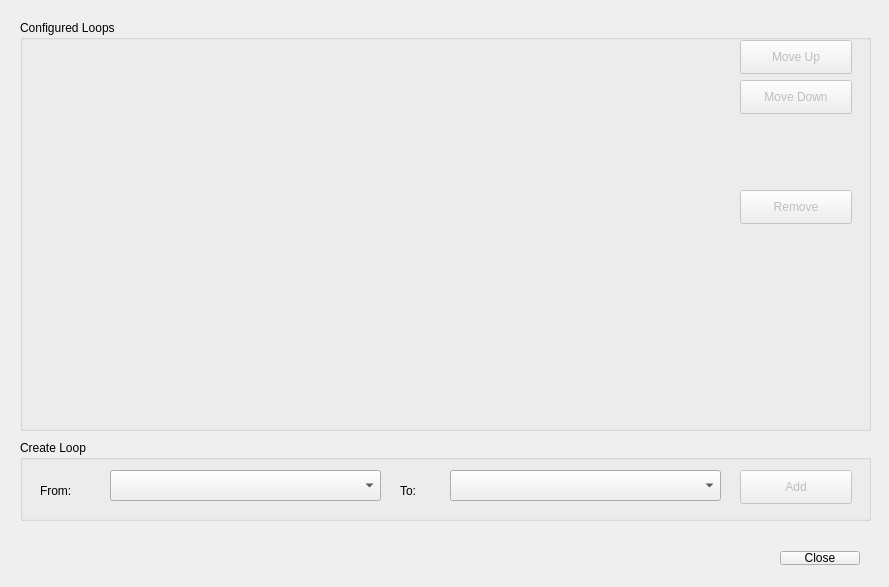
First picture: the form in Source/Plugins/ExperimentManager/ExperimentUserInterface/blockloopsdialog.ui, repository svengijsen/BrainStim, before the edit.
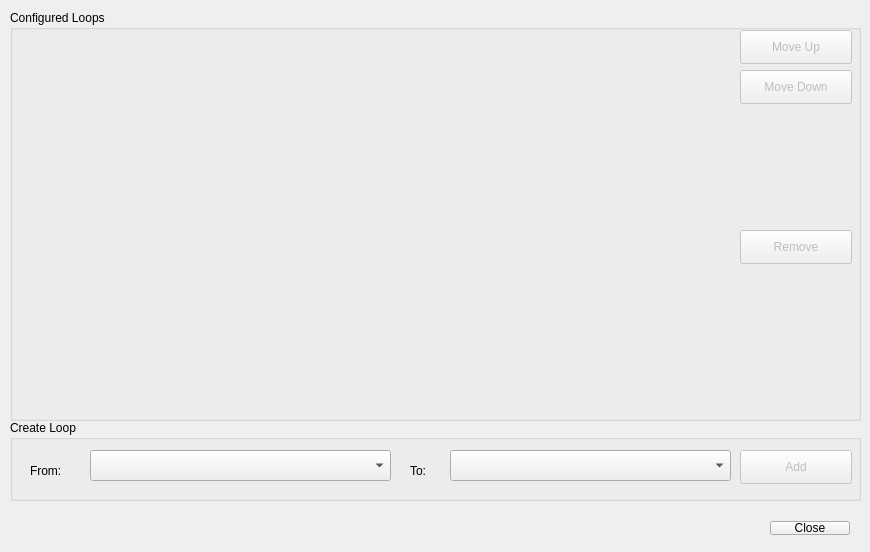
Second picture: the form after the edit.

Patch:
```diff
--- a/Source/Plugins/ExperimentManager/ExperimentUserInterface/blockloopsdialog.ui
+++ b/Source/Plugins/ExperimentManager/ExperimentUserInterface/blockloopsdialog.ui
@@ -6,8 +6,8 @@
    <rect>
     <x>0</x>
     <y>0</y>
-    <width>889</width>
-    <height>587</height>
+    <width>870</width>
+    <height>552</height>
    </rect>
   </property>
   <property name="sizePolicy">
@@ -18,14 +18,14 @@
   </property>
   <property name="minimumSize">
    <size>
-    <width>532</width>
-    <height>424</height>
+    <width>870</width>
+    <height>552</height>
    </size>
   </property>
   <property name="maximumSize">
    <size>
-    <width>1000</width>
-    <height>1000</height>
+    <width>870</width>
+    <height>552</height>
    </size>
   </property>
   <property name="windowTitle">
@@ -34,8 +34,8 @@
   <widget class="QWidget" name="layoutWidget">
    <property name="geometry">
     <rect>
-     <x>20</x>
-     <y>540</y>
+     <x>10</x>
+     <y>510</y>
      <width>851</width>
      <height>36</height>
     </rect>
@@ -69,8 +69,8 @@
   <widget class="QGroupBox" name="groupBox_2">
    <property name="geometry">
     <rect>
-     <x>20</x>
-     <y>20</y>
+     <x>10</x>
+     <y>10</y>
      <width>851</width>
      <height>411</height>
     </rect>
@@ -84,8 +84,8 @@
     </property>
     <property name="geometry">
      <rect>
-      <x>720</x>
-      <y>170</y>
+      <x>730</x>
+      <y>220</y>
       <width>112</width>
       <height>34</height>
      </rect>
@@ -100,7 +100,7 @@
     </property>
     <property name="geometry">
      <rect>
-      <x>720</x>
+      <x>730</x>
       <y>20</y>
       <width>112</width>
       <height>34</height>
@@ -116,7 +116,7 @@
     </property>
     <property name="geometry">
      <rect>
-      <x>720</x>
+      <x>730</x>
       <y>60</y>
       <width>112</width>
       <height>34</height>
@@ -131,7 +131,7 @@
      <rect>
       <x>20</x>
       <y>20</y>
-      <width>681</width>
+      <width>701</width>
       <height>241</height>
      </rect>
     </property>
@@ -142,7 +142,7 @@
      <rect>
       <x>20</x>
       <y>270</y>
-      <width>681</width>
+      <width>701</width>
       <height>131</height>
      </rect>
     </property>
@@ -152,8 +152,8 @@
   <widget class="QGroupBox" name="groupBox">
    <property name="geometry">
     <rect>
-     <x>20</x>
-     <y>440</y>
+     <x>10</x>
+     <y>420</y>
      <width>851</width>
      <height>81</height>
     </rect>
@@ -177,9 +177,9 @@
    <widget class="QLabel" name="label_5">
     <property name="geometry">
      <rect>
-      <x>380</x>
+      <x>400</x>
       <y>40</y>
-      <width>61</width>
+      <width>31</width>
       <height>21</height>
      </rect>
     </property>
@@ -190,9 +190,9 @@
    <widget class="QComboBox" name="cmbToLoop">
     <property name="geometry">
      <rect>
-      <x>430</x>
+      <x>440</x>
       <y>30</y>
-      <width>271</width>
+      <width>281</width>
       <height>31</height>
      </rect>
     </property>
@@ -200,9 +200,9 @@
    <widget class="QComboBox" name="cmbFromLoop">
     <property name="geometry">
      <rect>
-      <x>90</x>
+      <x>80</x>
       <y>30</y>
-      <width>271</width>
+      <width>301</width>
       <height>31</height>
      </rect>
     </property>
@@ -213,7 +213,7 @@
     </property>
     <property name="geometry">
      <rect>
-      <x>720</x>
+      <x>730</x>
       <y>30</y>
       <width>112</width>
       <height>34</height>
```
